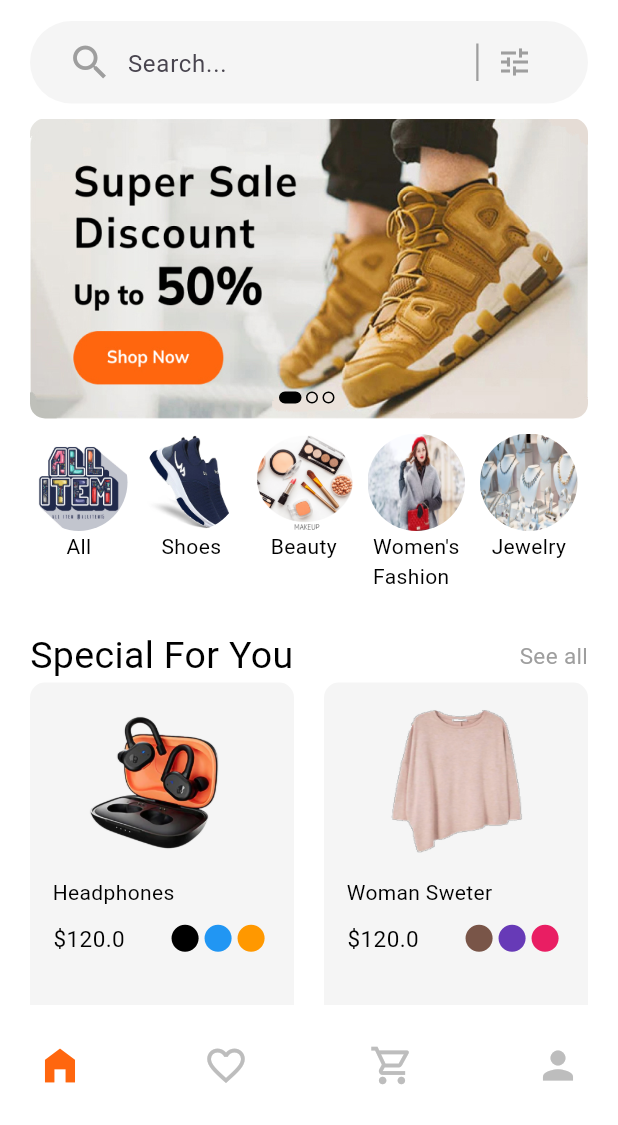
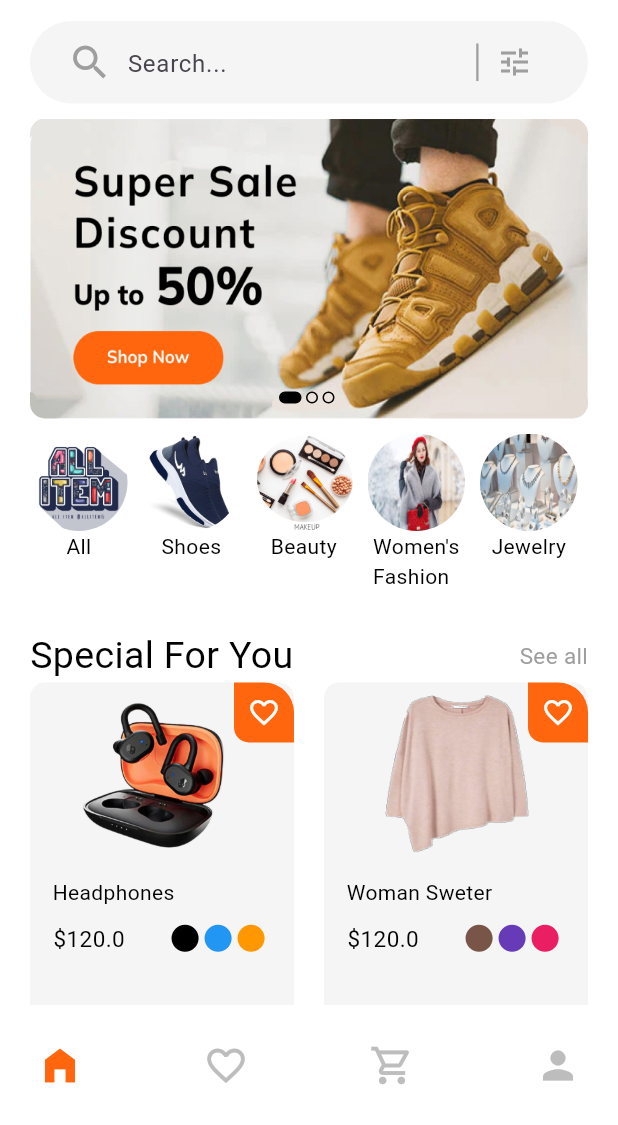
Before and after one commit to hieungoctrinh/ecommerce, a Flutter app: the screen it shows after launch, on a phone screen of 412 x 824 dp, the part 111-1236 px from its top. Run offline on Flutter 3.47's test engine with Material 3 defaults, Android fonts, the phone set to English and light mode, and no system bars; our stand-ins replace go_router.

Commit message:
add to cart

```diff
--- a/lib/main.dart
+++ b/lib/main.dart
@@ -1,28 +1,54 @@
 import 'package:flutter/material.dart';
+import 'package:food_app/provider/app_provider.dart';
+import 'package:food_app/provider/cart_provider.dart';
+import 'package:provider/provider.dart';
+
+import 'package:food_app/screens/nav_bar_screen.dart';
+import 'package:go_router/go_router.dart';
+import 'package:food_app/screens/home/home_screen.dart';
+import 'package:food_app/screens/favorite.dart';
+import 'package:food_app/screens/cart/cart_screen.dart';
 import 'package:food_app/details/detail_screen.dart';
 import 'package:food_app/models/product_model.dart';
-import 'package:food_app/screens/nav_bar_screen.dart';
-import 'package:go_router/go_router.dart';
-import 'package:food_app/screens/cart/cart_screen.dart';
-import 'package:food_app/screens/favorite.dart';
-import 'package:food_app/screens/home/home_screen.dart';
 
 void main() {
-  runApp(const MyApp());
+  runApp(
+    MultiProvider(
+      providers: [
+        ChangeNotifierProvider(create: (_) => AppState()),
+        ChangeNotifierProvider(create: (_) => CartProvider()),
+      ],
+      child: const MyApp(),
+    ),
+  );
 }
 
 class MyApp extends StatelessWidget {
   const MyApp({super.key});
 
-  static final GoRouter _router = GoRouter(
+  @override
+  Widget build(BuildContext context) {
+    final appState = Provider.of<AppState>(context, listen: false);
+
+    final GoRouter router = GoRouter(
       initialLocation: '/home',
       routes: [
         ShellRoute(
           builder: (context, state, child) {
+            // Đồng bộ currentIndex với AppState khi điều hướng
+            final currentIndex = _getCurrentIndex(state.location);
+            WidgetsBinding.instance.addPostFrameCallback((_) {
+              appState.updateIndex(currentIndex);
+            });
+
             return Scaffold(
               body: child,
               bottomNavigationBar: BottomNavBar(
-              currentIndex: _getCurrentIndex(state.location),
+                currentIndex: appState.currentIndex,
+                onTap: (index) {
+                  appState.updateIndex(index);
+                  _onNavBarTap(index, context);
+                },
               ),
             );
           },
@@ -42,17 +68,23 @@ class MyApp extends StatelessWidget {
             GoRoute(
               path: '/details',
               builder: (context, state) {
-              // Lấy đối tượng product từ state hoặc từ tham số
-              final product = state.extra
-                  as Product; // Giả sử bạn đã truyền product thông qua extra
-              return DetailScreen(
-                  product: product); // Truyền product vào constructor
+                final product = state.extra as Product;
+                return DetailScreen(product: product);
               },
             ),
           ],
         ),
       ],
     );
+
+    return MaterialApp.router(
+      debugShowCheckedModeBanner: false,
+      title: 'Flutter Demo',
+      routerDelegate: router.routerDelegate,
+      routeInformationParser: router.routeInformationParser,
+      routeInformationProvider: router.routeInformationProvider,
+    );
+  }
 
   static int _getCurrentIndex(String location) {
     switch (location) {
@@ -61,20 +93,26 @@ class MyApp extends StatelessWidget {
       case '/cart':
         return 2;
       case '/profile':
-        return 3;
+        return 3; // Nếu có thêm route /profile
       default:
-        return 0; // Default to home
+        return 0; // Home là mặc định
     }
   }
 
-  @override
-  Widget build(BuildContext context) {
-    return MaterialApp.router(
-      debugShowCheckedModeBanner: false,
-      title: 'Flutter Demo',
-      routerDelegate: _router.routerDelegate,
-      routeInformationParser: _router.routeInformationParser,
-      routeInformationProvider: _router.routeInformationProvider,
-    );
+  static void _onNavBarTap(int index, BuildContext context) {
+    switch (index) {
+      case 0:
+        context.go('/home');
+        break;
+      case 1:
+        context.go('/favorite');
+        break;
+      case 2:
+        context.go('/cart');
+        break;
+      case 3:
+        context.go('/profile'); // Nếu bạn có route cho /profile
+        break;
     }
   }
+}
--- /dev/null
+++ b/lib/provider/app_provider.dart
@@ -0,0 +1,12 @@
+import 'package:flutter/material.dart';
+
+class AppState with ChangeNotifier {
+  int _currentIndex = 0;
+
+  int get currentIndex => _currentIndex;
+
+  void updateIndex(int index) {
+    _currentIndex = index;
+    notifyListeners();
+  }
+}
--- a/lib/screens/home/Widget/image_slider.dart
+++ b/lib/screens/home/Widget/image_slider.dart
@@ -22,7 +22,7 @@ class ImageSlider extends StatelessWidget {
               scrollDirection: Axis.horizontal,
               allowImplicitScrolling: true,
               onPageChanged: onChange,
-              physics: ClampingScrollPhysics(),
+              physics: const ClampingScrollPhysics(),
               children: [
                 Image.asset(
                   "images/slider.jpg",
--- a/lib/screens/home/Widget/product_cart.dart
+++ b/lib/screens/home/Widget/product_cart.dart
@@ -11,7 +11,9 @@ class ProductCart extends StatelessWidget {
   Widget build(BuildContext context) {
     return GestureDetector(
       onTap: () => context.push('/details', extra: product),
-      child: Container(
+      child: Stack(
+        children: [
+          Container(
             width: double.infinity,
             decoration: BoxDecoration(
               color: kcontentColor,
@@ -21,21 +23,24 @@ class ProductCart extends StatelessWidget {
               crossAxisAlignment: CrossAxisAlignment.start,
               children: [
                 const SizedBox(
-              height: 15,
+                  height: 5,
                 ),
                 Center(
+                  child: Hero(
+                    tag: product.image,
                     child: Image.asset(
                       product.image,
-                height: 100,
-                width: 100,
+                      height: 110,
+                      width: 110,
                       fit: BoxFit.fill,
+                    ),
                   ),
                 ),
                 const SizedBox(
                   height: 15,
                 ),
                 Padding(
-              padding: EdgeInsets.only(left: 15),
+                  padding: const EdgeInsets.only(left: 15),
                   child: Text(
                     product.title,
                     style: const TextStyle(color: Colors.black),
@@ -70,6 +75,32 @@ class ProductCart extends StatelessWidget {
               ],
             ),
           ),
+          Positioned(
+            child: Align(
+              alignment: Alignment.topRight,
+              child: Container(
+                height: 40,
+                width: 40,
+                decoration: const BoxDecoration(
+                  color: kprimaryColor,
+                  borderRadius: BorderRadius.only(
+                    topRight: Radius.circular(20),
+                    bottomLeft: Radius.circular(10),
+                  ),
+                ),
+                child: GestureDetector(
+                  onTap: () {},
+                  child: Icon(
+                    Icons.favorite_border,
+                    color: Colors.white,
+                    size: 22,
+                  ),
+                ),
+              ),
+            ),
+          ),
+        ],
+      ),
     );
   }
 }
--- a/lib/screens/nav_bar_screen.dart
+++ b/lib/screens/nav_bar_screen.dart
@@ -1,14 +1,21 @@
 import 'package:flutter/material.dart';
+import 'package:food_app/provider/app_provider.dart';
 import 'package:go_router/go_router.dart';
+import 'package:provider/provider.dart';
+
 import 'package:food_app/constant.dart';
 
 class BottomNavBar extends StatelessWidget {
-  final int currentIndex;
-
-  const BottomNavBar({super.key, required this.currentIndex});
+  const BottomNavBar(
+      {super.key,
+      required int currentIndex,
+      required void Function(dynamic index) onTap});
 
   @override
   Widget build(BuildContext context) {
+    // Lấy trạng thái hiện tại từ AppState
+    final appState = Provider.of<AppState>(context);
+
     return BottomAppBar(
       elevation: 1,
       color: Colors.white,
@@ -18,35 +25,55 @@ class BottomNavBar extends StatelessWidget {
         mainAxisAlignment: MainAxisAlignment.spaceBetween,
         children: [
           IconButton(
-            onPressed: () => context.go('/home'), // Home route
+            onPressed: () {
+              appState.updateIndex(0); // Cập nhật trạng thái
+              context.go('/home'); // Chuyển đến trang Home
+            },
             icon: Icon(
               Icons.home_filled,
               size: 30,
-              color: currentIndex == 0 ? kprimaryColor : Colors.grey.shade400,
+              color: appState.currentIndex == 0
+                  ? kprimaryColor
+                  : Colors.grey.shade400,
             ),
           ),
           IconButton(
-            onPressed: () => context.go('/favorite'),
+            onPressed: () {
+              appState.updateIndex(1);
+              context.go('/favorite');
+            },
             icon: Icon(
               Icons.favorite_border,
               size: 30,
-              color: currentIndex == 1 ? kprimaryColor : Colors.grey.shade400,
+              color: appState.currentIndex == 1
+                  ? kprimaryColor
+                  : Colors.grey.shade400,
             ),
           ),
           IconButton(
-            onPressed: () => context.go('/cart'),
+            onPressed: () {
+              appState.updateIndex(2);
+              context.go('/cart');
+            },
             icon: Icon(
               Icons.shopping_cart_outlined,
               size: 30,
-              color: currentIndex == 2 ? kprimaryColor : Colors.grey.shade400,
+              color: appState.currentIndex == 2
+                  ? kprimaryColor
+                  : Colors.grey.shade400,
             ),
           ),
           IconButton(
-            onPressed: () => context.go('/profile'), // Placeholder for Profile
+            onPressed: () {
+              appState.updateIndex(3);
+              context.go('/profile');
+            },
             icon: Icon(
               Icons.person,
               size: 30,
-              color: currentIndex == 3 ? kprimaryColor : Colors.grey.shade400,
+              color: appState.currentIndex == 3
+                  ? kprimaryColor
+                  : Colors.grey.shade400,
             ),
           ),
         ],
```
Also changed, not shown: lib/details/Widget/addto_card.dart (added, +107 -0 lines), lib/details/Widget/description.dart (added, +54 -0 lines), lib/details/Widget/image_slider.dart (+5 -2 lines), lib/details/Widget/item_detail.dart (+17 -0 lines), lib/details/detail_screen.dart (+50 -0 lines), lib/provider/cart_provider.dart (added, +27 -0 lines). Lines whose indentation alone changed are shown as unchanged.
